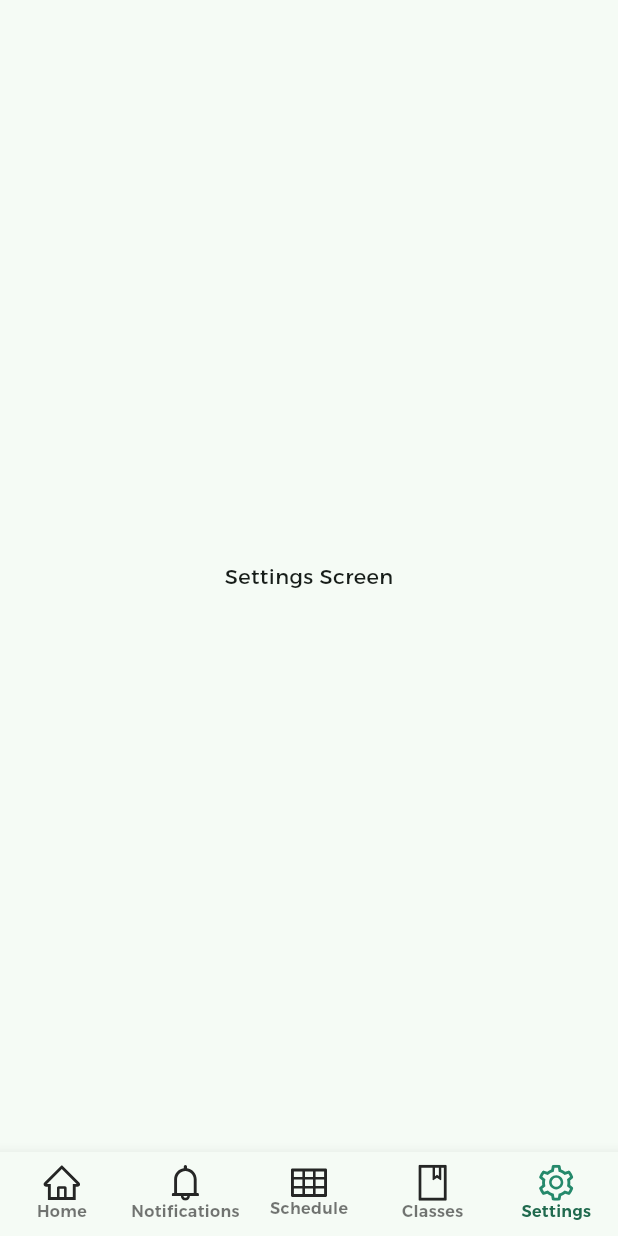
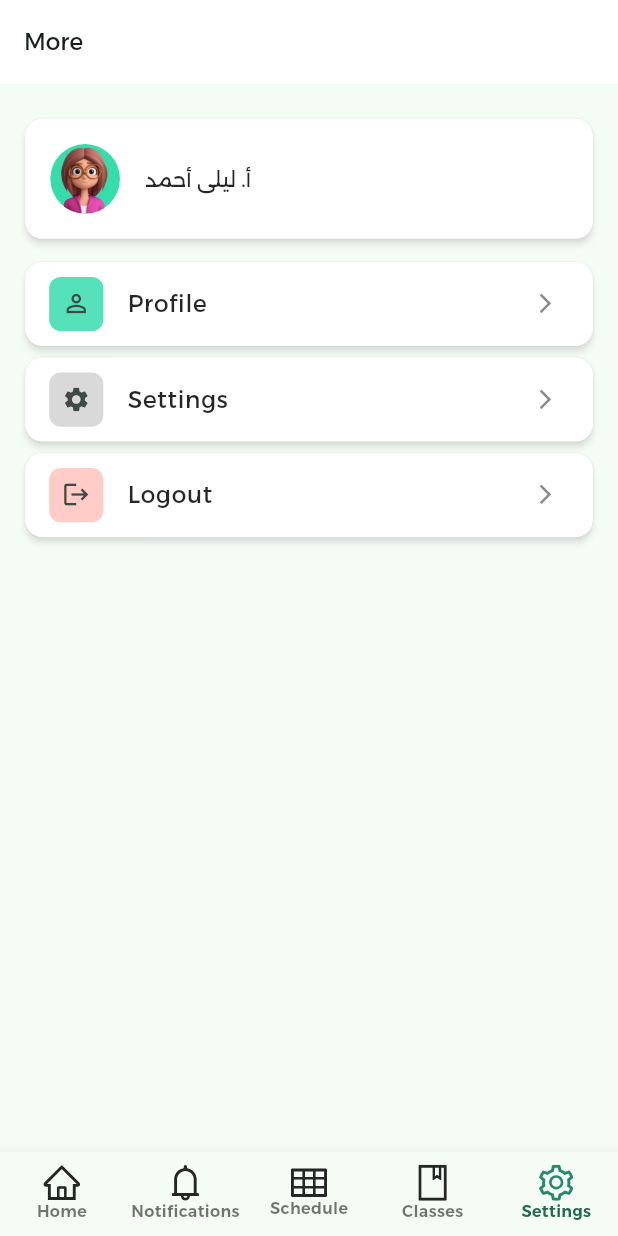
Before and after one commit to AhmedShehatah/Schooly, a Flutter app: the MainScreen screen opened directly with empty values, item 5 of the bottom bar chosen, on a phone screen of 412 x 824 dp. Run offline on Flutter 3.47's test engine with Material 3 defaults, Android fonts, the phone set to English and light mode, and no system bars; drawn by our look-alikes of toastification; our stand-ins replace cached_network_image, camera, dio, dropdown_button2, flutter_bloc, flutter_dotenv and 15 more; missing offline and left inert: agora_rtc_engine, awesome_dio_interceptor; accounts and stored records are empty; generated files the repository leaves out were written again; statements that could not run were skipped.

Commit message:
feat : profile ui & logic

```diff
--- a/lib/app/route_manager/app_router.dart
+++ b/lib/app/route_manager/app_router.dart
@@ -12,6 +12,7 @@ import '../../presentation/lesson_meeting/pages/lesson_meeting_screen.dart';
 import '../../presentation/main/cubits/bottom_navigation_cubit.dart';
 import '../../presentation/main/pages/main_screen.dart';
 
+import '../../presentation/setting/pages/more_screen.dart';
 import '../../presentation/splash/pages/splash_screen.dart';
 import '../../presentation/home/pages/home_screen.dart';
 import '../../presentation/auth/login/pages/login_screen.dart';
@@ -92,13 +93,15 @@ class AppRouter {
                 ),
               ]),
           GoRoute(
-            name: '/settings',
-            path: '/settings',
+            name: MoreScreen.routeName,
+            path: MoreScreen.routeName,
             pageBuilder: (context, state) {
               sl<BottomNavigationCubit>().changePage(4);
 
               return _buildPageWithTransition(
-                  const Center(child: Text('Settings Screen')), state);
+                const MoreScreen(),
+                state,
+              );
             },
           ),
         ],
--- a/lib/core/localization/app_ar.arb
+++ b/lib/core/localization/app_ar.arb
@@ -137,5 +137,12 @@
     "revision":"مراجعة",
     "other":"اخرى",  "choose": "اختر {value}",
     "sessionTitle": "عنوان الجلسة",
-    "noHomework": "لا توجد واجبات حالياً"
+    "noHomework": "لا توجد واجبات حالياً",
+    "more":"المزيد",
+    "logout": "تسجيل خروج",
+    "profile": "الملف الشخصي",
+    "settings": "الاعدادات"
+
+
+
 }
--- a/lib/core/localization/app_en.arb
+++ b/lib/core/localization/app_en.arb
@@ -138,7 +138,12 @@
     "explanation":"Explanation",
     "choose": "Choose {value}",
     "sessionTitle":"Session Title",
-    "noHomework": "There are no assignments at the moment"
+    "noHomework": "There are no assignments at the moment",
+    "more":"More",
+    "logout": "Logout",
+    "profile": "Profile",
+    "settings": "Settings"
+
 
 
 }
--- a/lib/core/localization/app_localizations.dart
+++ b/lib/core/localization/app_localizations.dart
@@ -386,7 +386,7 @@ abstract class AppLocalizations {
   /// No description provided for @settings.
   ///
   /// In ar, this message translates to:
-  /// **'الإعدادات'**
+  /// **'الاعدادات'**
   String get settings;
 
   /// No description provided for @sendChangeLink.
@@ -628,6 +628,24 @@ abstract class AppLocalizations {
   /// In ar, this message translates to:
   /// **'لا توجد واجبات حالياً'**
   String get noHomework;
+
+  /// No description provided for @more.
+  ///
+  /// In ar, this message translates to:
+  /// **'المزيد'**
+  String get more;
+
+  /// No description provided for @logout.
+  ///
+  /// In ar, this message translates to:
+  /// **'تسجيل خروج'**
+  String get logout;
+
+  /// No description provided for @profile.
+  ///
+  /// In ar, this message translates to:
+  /// **'الملف الشخصي'**
+  String get profile;
 }
 
 class _AppLocalizationsDelegate extends LocalizationsDelegate<AppLocalizations> {
--- a/lib/core/localization/app_localizations_ar.dart
+++ b/lib/core/localization/app_localizations_ar.dart
@@ -227,7 +227,7 @@ class AppLocalizationsAr extends AppLocalizations {
   String get classes => 'الفصول';
 
   @override
-  String get settings => 'الإعدادات';
+  String get settings => 'الاعدادات';
 
   @override
   String get sendChangeLink => 'ارسل رابط التغيير';
@@ -352,4 +352,13 @@ class AppLocalizationsAr extends AppLocalizations {
 
   @override
   String get noHomework => 'لا توجد واجبات حالياً';
+
+  @override
+  String get more => 'المزيد';
+
+  @override
+  String get logout => 'تسجيل خروج';
+
+  @override
+  String get profile => 'الملف الشخصي';
 }
--- a/lib/core/localization/app_localizations_en.dart
+++ b/lib/core/localization/app_localizations_en.dart
@@ -328,4 +328,13 @@ class AppLocalizationsEn extends AppLocalizations {
 
   @override
   String get noHomework => 'There are no assignments at the moment';
+
+  @override
+  String get more => 'More';
+
+  @override
+  String get logout => 'Logout';
+
+  @override
+  String get profile => 'Profile';
 }
--- /dev/null
+++ b/lib/domain/profile/entities/profile.dart
@@ -0,0 +1,20 @@
+import 'package:freezed_annotation/freezed_annotation.dart';
+
+import '../../../core/enums/enums.dart';
+import '../../../data/profile/models/student_extra_model.dart';
+part 'profile.freezed.dart';
+
+@freezed
+class Profile with _$Profile {
+  const factory Profile({
+    required String id,
+    required String name,
+    required String email,
+    required String phoneNumber,
+    required DateTime dateOfBirth,
+    required Gender gender,
+    required String profilePictureUrl,
+    required UserType role,
+    required StudentExtraModel studentExtra,
+  }) = _Profile;
+}
--- /dev/null
+++ b/lib/domain/profile/repos/profile_repo.dart
@@ -0,0 +1,6 @@
+import '../../../core/result/result.dart';
+import '../entities/profile.dart';
+
+abstract class ProfileRepo {
+  Future<Result<Profile>> getProfile();
+}
--- /dev/null
+++ b/lib/domain/profile/use_cases/profile_use_case.dart
@@ -0,0 +1,14 @@
+import '../../../core/result/result.dart';
+import '../../../core/use_cases/base_use_case.dart';
+import '../entities/profile.dart';
+import '../repos/profile_repo.dart';
+
+class ProfileUseCase implements BaseUseCaseNoParams<Profile> {
+  final ProfileRepo _repo;
+  const ProfileUseCase(this._repo);
+
+  @override
+  Future<Result<Profile>> call() {
+    return _repo.getProfile();
+  }
+}
--- a/lib/presentation/main/pages/main_screen.dart
+++ b/lib/presentation/main/pages/main_screen.dart
@@ -8,6 +8,7 @@ import '../../../core/localization/localization_manager.dart';
 import '../../../core/theme/palette.dart';
 import '../../classrooms/pages/classrooms_screen.dart';
 import '../../home/pages/home_screen.dart';
+import '../../setting/pages/more_screen.dart';
 import '../cubits/bottom_navigation_cubit.dart';
 
 class MainScreen extends StatefulWidget {
@@ -38,7 +39,7 @@ class _MainScreenState extends State<MainScreen> {
         context.go(ClassesScreen.routeName);
         break;
       case 4:
-        context.go('/settings');
+        context.go(MoreScreen.routeName);
         break;
     }
     sl<BottomNavigationCubit>().changePage(index);
--- /dev/null
+++ b/lib/presentation/setting/pages/more_screen.dart
@@ -0,0 +1,163 @@
+import 'package:collection/collection.dart';
+import 'package:flutter/material.dart';
+import 'package:flutter_screenutil/flutter_screenutil.dart';
+import 'package:go_router/go_router.dart';
+
+import '../../../app/di/injection_container.dart';
+import '../../../core/assets/assets.gen.dart';
+import '../../../core/localization/localization_manager.dart';
+import '../../../core/shared_preferences/prefs_keys.dart';
+import '../../../core/shared_preferences/shared_prefs.dart';
+import '../../../core/theme/palette.dart';
+import '../../../core/widgets/app_bars/custom_app_bar.dart';
+import '../../../core/widgets/text/custom_text.dart';
+import '../../profile/pages/profile_screen.dart';
+import '../../splash/pages/splash_screen.dart';
+
+class MoreScreen extends StatefulWidget {
+  const MoreScreen({super.key});
+  static const String routeName = '/more-screen';
+
+  @override
+  State<MoreScreen> createState() => _MoreScreenState();
+}
+
+class _MoreScreenState extends State<MoreScreen> {
+  @override
+  Widget build(BuildContext context) {
+    return Scaffold(
+      appBar: CustomAppBar(
+        title: lz.more,
+      ),
+      body: SingleChildScrollView(
+        child: Padding(
+          padding: EdgeInsets.symmetric(horizontal: 16.w, vertical: 24.h),
+          child: Column(
+            crossAxisAlignment: CrossAxisAlignment.start,
+            children: [
+              _buildProfileHeader(),
+              16.verticalSpace,
+              _buildMenuList(),
+            ],
+          ),
+        ),
+      ),
+    );
+  }
+
+  Widget _buildProfileHeader() {
+    return Card(
+      shape: RoundedRectangleBorder(
+        borderRadius: BorderRadius.circular(12.r),
+      ),
+      child: Padding(
+        padding: EdgeInsets.all(16.w),
+        child: Row(
+          children: [
+            CircleAvatar(
+              radius: 24.r,
+              backgroundColor: Palette.green.shade400,
+              backgroundImage: AssetImage(Assets.images.profile.path),
+            ),
+            16.horizontalSpace,
+            CustomText.s14(
+              'أ. ليلى أحمد',
+              color: Palette.character.primary85,
+            ),
+          ],
+        ),
+      ),
+    );
+  }
+
+  Widget _buildMenuList() {
+    final menuItems = [
+      {
+        'icon': Icons.person_outline,
+        'title': lz.profile,
+        'color': Palette.primary.color4,
+      },
+      {
+        'icon': Icons.settings,
+        'title': lz.settings,
+        'color': Palette.neutral.color5
+      },
+      {
+        'icon': Icons.logout,
+        'title': lz.logout,
+        'color': Palette.dustRed.color2
+      },
+    ];
+
+    return Column(
+      children: menuItems.mapIndexed((index, item) {
+        return Card(
+          shape: RoundedRectangleBorder(
+            borderRadius: BorderRadius.circular(12.r),
+          ),
+          margin: EdgeInsets.only(bottom: 8.h),
+          child: ListTile(
+            leading: Container(
+              padding: EdgeInsets.all(8.w),
+              decoration: BoxDecoration(
+                color: item['color'] as Color?,
+                borderRadius: BorderRadius.circular(8.r),
+              ),
+              child: Icon(
+                item['icon'] as IconData,
+                size: 20.sp,
+              ),
+            ),
+            title: Text(
+              item['title'] as String,
+              style: TextStyle(
+                fontSize: 16.sp,
+                color: Palette.character.primary85,
+              ),
+            ),
+            trailing: Icon(
+              Icons.arrow_forward_ios,
+              size: 16.sp,
+              color: Palette.neutral.color7,
+            ),
+            onTap: () {
+              onTap(index);
+            },
+          ),
+        );
+      }).toList(),
+    );
+  }
+
+  void onTap(int index) {
+    switch (index) {
+      case 0:
+        showGeneralDialog(
+          context: context,
+          barrierDismissible: true,
+          barrierLabel:
+              MaterialLocalizations.of(context).modalBarrierDismissLabel,
+          barrierColor: Colors.black.withOpacity(0.5),
+          pageBuilder: (context, anim1, anim2) {
+            return const ProfileScreen();
+          },
+          transitionBuilder: (context, anim1, anim2, child) {
+            return SlideTransition(
+              position:
+                  Tween(begin: const Offset(0, 1), end: const Offset(0, 0))
+                      .animate(anim1),
+              child: child,
+            );
+          },
+        );
+        break;
+      case 1:
+        context.goNamed('settings');
+        break;
+      case 2:
+        sl<SharedPrefs>().deleteSecuredValue(key: PrefsKeys.token);
+        context.goNamed(SplashScreen.routeName);
+        break;
+    }
+  }
+}
```
Also changed, not shown: lib/app/di/injection_container.dart (+10 -0 lines), lib/core/enums/enums.dart (+7 -0 lines), lib/data/profile/data_sources/profile_remote_data_source.dart (added, +26 -0 lines), lib/data/profile/models/profile_model.dart (added, +41 -0 lines), lib/data/profile/models/student_extra_model.dart (added, +18 -0 lines), lib/data/profile/repos/profile_repo_impl.dart (added, +21 -0 lines), lib/domain/profile/entities/student_extra.dart (added, +14 -0 lines), lib/presentation/profile/cubits/profile_cubit.dart (added, +18 -0 lines), lib/presentation/profile/pages/profile_screen.dart (added, +163 -0 lines), lib/data/profile/models/profile_model.freezed.dart (added), lib/data/profile/models/profile_model.g.dart (added), lib/data/profile/models/student_extra_model.freezed.dart (added), lib/data/profile/models/student_extra_model.g.dart (added), lib/domain/profile/entities/profile.freezed.dart (added), 1 more files.
